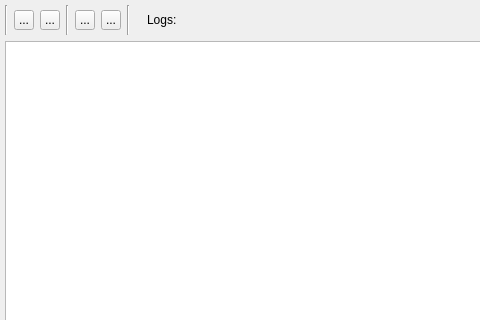
Qt form sources/lusan/view/log/ui/LogViewer.ui (aregtech/areg-sdk-tools) before a commit; both pictures show x 0 to 480 and y 0 to 320 of the 640 by 628 pixel window.
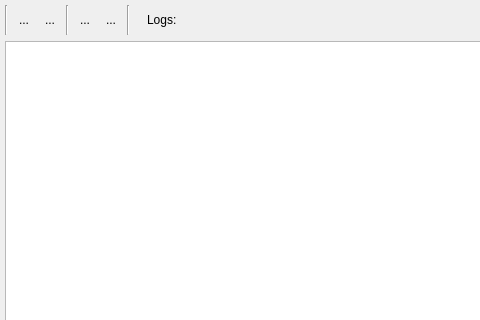
The same form after that commit. Icons and pictures are not drawn.

```diff
--- a/sources/lusan/view/log/ui/LogViewer.ui
+++ b/sources/lusan/view/log/ui/LogViewer.ui
@@ -136,6 +136,9 @@
               <property name="icon">
                <iconset theme="media-playback-pause"/>
               </property>
+              <property name="autoRaise">
+               <bool>true</bool>
+              </property>
              </widget>
             </item>
             <item>
@@ -158,6 +161,9 @@
               <property name="icon">
                <iconset theme="media-playback-start"/>
               </property>
+              <property name="autoRaise">
+               <bool>true</bool>
+              </property>
              </widget>
             </item>
             <item>
@@ -193,6 +199,9 @@
               <property name="icon">
                <iconset theme="media-playback-stop"/>
               </property>
+              <property name="autoRaise">
+               <bool>true</bool>
+              </property>
              </widget>
             </item>
             <item>
@@ -215,6 +224,9 @@
               <property name="icon">
                <iconset theme="media-record"/>
               </property>
+              <property name="autoRaise">
+               <bool>true</bool>
+              </property>
              </widget>
             </item>
             <item>
```
Left out of the diff: 3 changed lines with no effect on the pictures.
